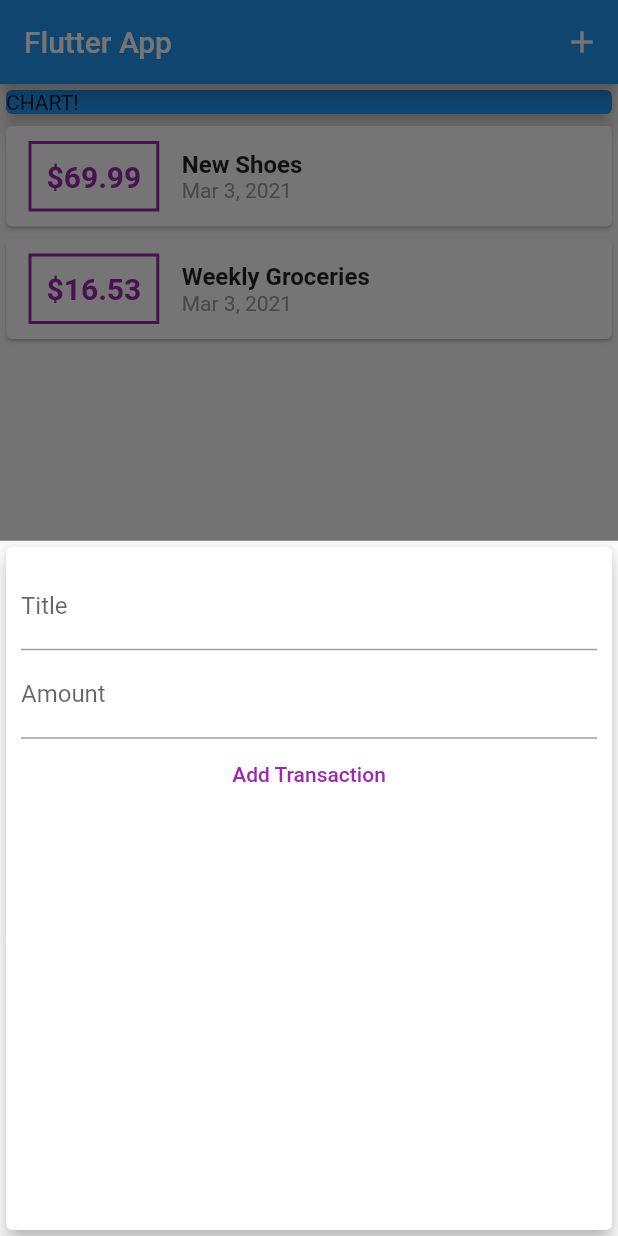
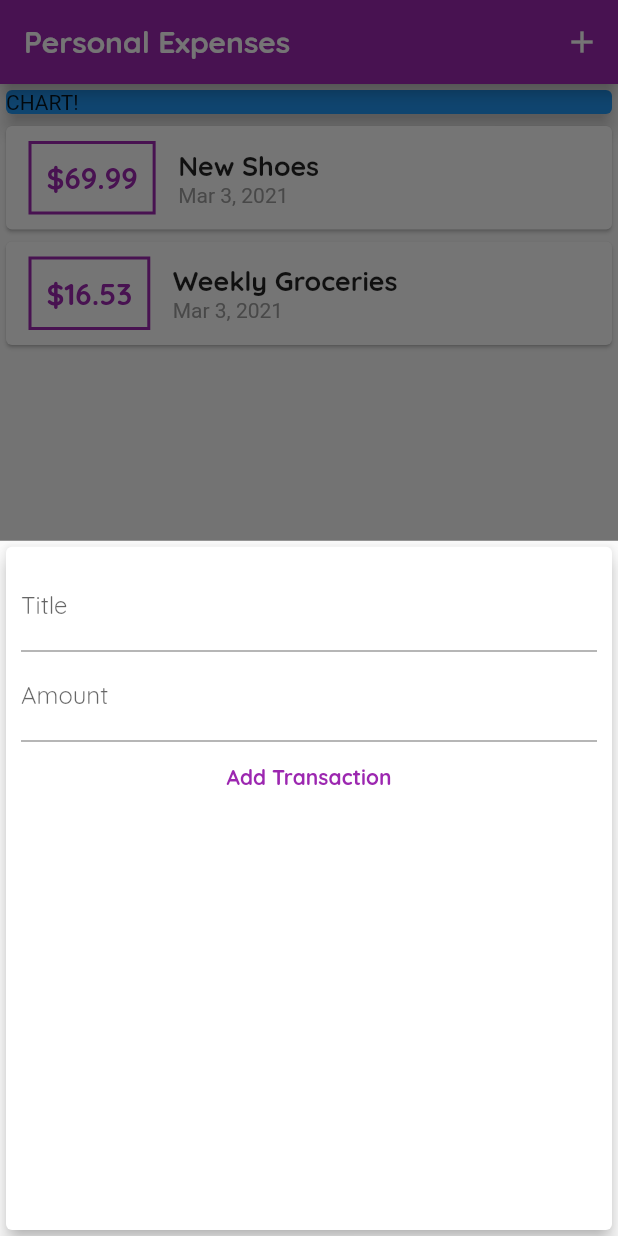
Before and after one commit to emeban44/expense_planner_app, a Flutter app: the screen it shows after launch, after a tap on the "add" icon, on a phone screen of 412 x 824 dp. Run offline on Flutter 3.47's test engine with Material 2 defaults, Android fonts, the phone set to English and light mode, and no system bars.

Commit message:
font and themes

```diff
--- a/lib/main.dart
+++ b/lib/main.dart
@@ -9,7 +9,27 @@ class MyApp extends StatelessWidget {
   @override
   Widget build(BuildContext context) {
     return MaterialApp(
-      title: 'Flutter App',
+      title: 'Personal Expenses',
+      theme: ThemeData(
+          primarySwatch: Colors.purple,
+          accentColor: Colors.amber,
+          fontFamily: 'Quicksand',
+          textTheme: ThemeData.light().textTheme.copyWith(
+                headline6: TextStyle(
+                  fontFamily: 'Quicksand',
+                  fontWeight: FontWeight.bold,
+                  fontSize: 18,
+                ),
+              ),
+          appBarTheme: AppBarTheme(
+            textTheme: ThemeData.light().textTheme.copyWith(
+                  headline6: TextStyle(
+                    fontFamily: 'Quicksand',
+                    fontSize: 20,
+                    fontWeight: FontWeight.bold,
+                  ),
+                ),
+          )),
       home: MyHomePage(),
     );
   }
@@ -62,7 +82,7 @@ class _MyHomePageState extends State<MyHomePage> {
   Widget build(BuildContext context) {
     return Scaffold(
       appBar: AppBar(
-        title: Text('Flutter App'),
+        title: Text('Personal Expenses'),
         actions: [
           IconButton(
             icon: Icon(Icons.add),
--- a/lib/widgets/new_transaction.dart
+++ b/lib/widgets/new_transaction.dart
@@ -42,6 +42,7 @@ class _NewTransactionState extends State<NewTransaction> {
               decoration: InputDecoration(labelText: 'Title'),
               controller: titleController,
               onSubmitted: (_) => submitData(),
+              style: TextStyle(fontFamily: 'Quicksand'),
               //      onChanged: (val) {
               //        titleInput = val;
               //      },
@@ -51,10 +52,17 @@ class _NewTransactionState extends State<NewTransaction> {
               controller: amountController,
               keyboardType: TextInputType.number,
               onSubmitted: (_) => submitData(),
+              style: TextStyle(fontFamily: 'Quicksand'),
               //       onChanged: (val) => amountInput = val,
             ),
             FlatButton(
-              child: Text('Add Transaction'),
+              child: Text(
+                'Add Transaction',
+                style: TextStyle(
+                  fontFamily: 'Quicksand',
+                  fontWeight: FontWeight.bold,
+                ),
+              ),
               textColor: Colors.purple,
               onPressed: submitData,
             )
--- a/lib/widgets/transaction_list.dart
+++ b/lib/widgets/transaction_list.dart
@@ -22,7 +22,7 @@ class TransactionList extends StatelessWidget {
                   ),
                   decoration: BoxDecoration(
                     border: Border.all(
-                      color: Colors.purple,
+                      color: Theme.of(context).primaryColor,
                       width: 2,
                     ),
                   ),
@@ -32,7 +32,8 @@ class TransactionList extends StatelessWidget {
                     style: TextStyle(
                       fontWeight: FontWeight.bold,
                       fontSize: 20,
-                      color: Colors.purple,
+                      fontFamily: 'Quicksand',
+                      color: Theme.of(context).primaryColor,
                     ),
                   ),
                 ),
@@ -41,10 +42,7 @@ class TransactionList extends StatelessWidget {
                   children: [
                     Text(
                       transactions[index].title,
-                      style: TextStyle(
-                        fontSize: 16,
-                        fontWeight: FontWeight.bold,
-                      ),
+                      style: Theme.of(context).textTheme.headline6,
                     ),
                     Text(
                       DateFormat.yMMMd().format(transactions[index].date),
```
Also changed, not shown: pubspec.yaml (+11 -6 lines), assets/fonts/OpenSans-Bold.ttf (added), assets/fonts/OpenSans-Regular.ttf (added), assets/fonts/Quicksand-Bold.ttf (added), assets/fonts/Quicksand-Light.ttf (added), assets/fonts/Quicksand-Medium.ttf (added), assets/fonts/Quicksand-Regular.ttf (added).
